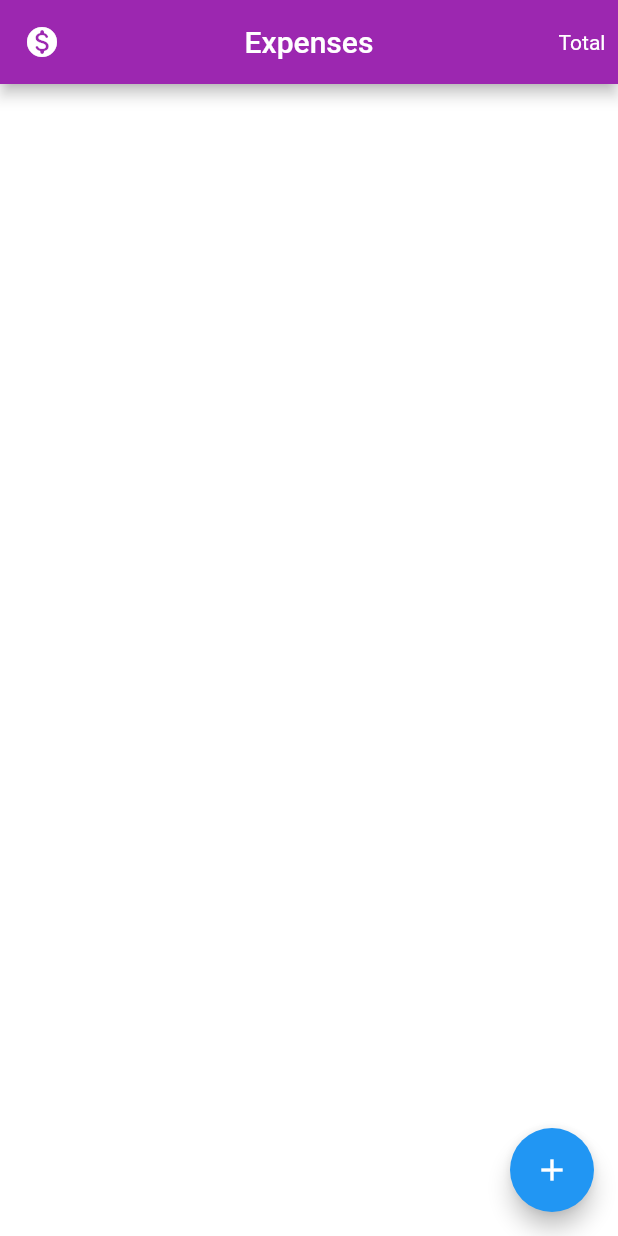
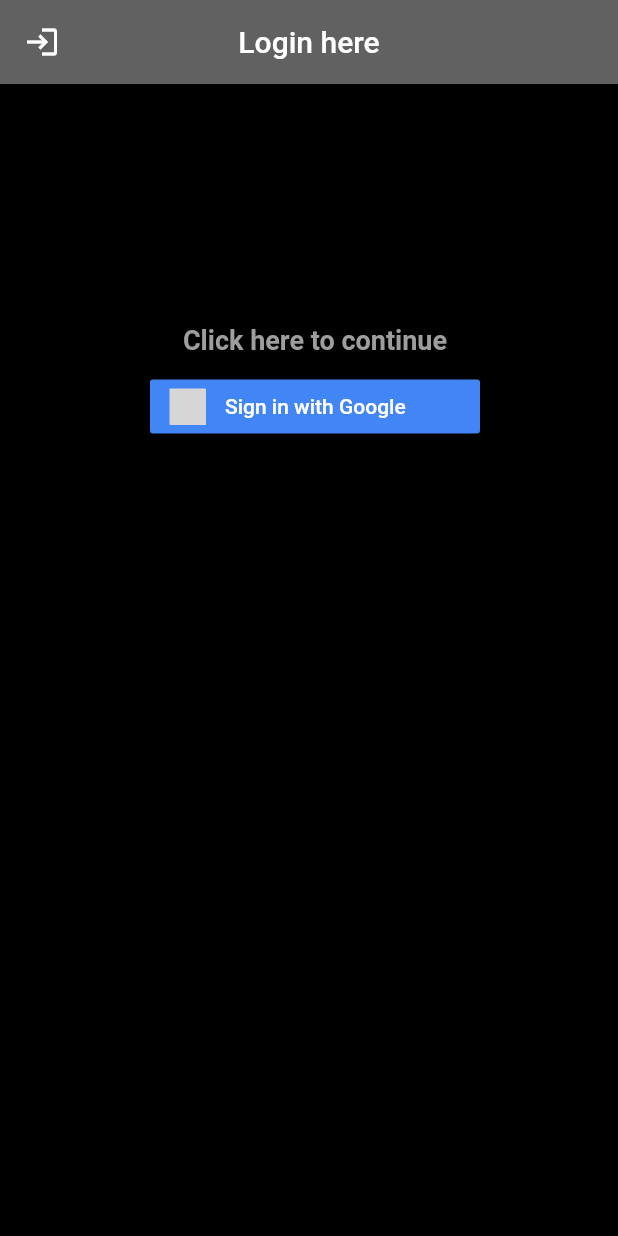
Before and after one commit to saivishnu725/expenses, a Flutter app: the screen it shows after launch, on a phone screen of 412 x 824 dp. Run offline on Flutter 3.47's test engine with Material 2 defaults, Android fonts, the phone set to English and light mode, and no system bars; our stand-ins replace cloud_firestore, firebase_auth, firebase_core, flutter_signin_button, google_sign_in; accounts and stored records are empty; grey boxes are pictures that could not be loaded.

Commit message:
Added Login Screen

```diff
--- /dev/null
+++ b/lib/loginpage.dart
@@ -0,0 +1,77 @@
+import 'package:expenses/streampage.dart';
+import 'package:firebase_auth/firebase_auth.dart';
+import 'package:flutter/material.dart';
+import 'package:flutter_signin_button/button_view.dart';
+import 'package:flutter_signin_button/flutter_signin_button.dart';
+import 'package:google_sign_in/google_sign_in.dart';
+
+UserCredential userCredential;
+
+class LoginPage extends StatefulWidget {
+  const LoginPage({Key key}) : super(key: key);
+
+  @override
+  _LoginPageState createState() => _LoginPageState();
+}
+
+class _LoginPageState extends State<LoginPage> {
+  @override
+  Widget build(BuildContext context) {
+    return Scaffold(
+      appBar: AppBar(
+        centerTitle: true,
+        backgroundColor: Colors.grey[700],
+        title: Text("Login here"),
+        leading: Icon(Icons.login),
+      ),
+      backgroundColor: Colors.black,
+      body: Container(
+          child: Padding(
+        padding: const EdgeInsets.only(left: 8.0, top: 150.0),
+        child: Center(
+          child: Column(
+            children: [
+              Padding(
+                padding: EdgeInsets.all(10.0),
+                child: Text(
+                  "Click here to continue",
+                  style: TextStyle(
+                      color: Colors.grey,
+                      fontWeight: FontWeight.bold,
+                      fontSize: 18),
+                ),
+              ),
+              Padding(
+                padding: const EdgeInsets.only(left: 50.0, right: 50.0),
+                child: SignInButton(Buttons.GoogleDark, onPressed: () async {
+                  debugPrint("SignIn With Google");
+                  userCredential = await signInWithGoogle();
+                  Navigator.push(context, MaterialPageRoute(builder: (context) {
+                    return StreamPage();
+                  }));
+                }),
+              ),
+            ],
+          ),
+        ),
+      )),
+    );
+  }
+}
+
+void signOut() async {
+  GoogleSignIn().signOut();
+}
+
+Future<UserCredential> signInWithGoogle() async {
+  final GoogleSignInAccount googleSignInAccount = await GoogleSignIn().signIn();
+  final GoogleSignInAuthentication googleSignInAuthentication =
+      await googleSignInAccount.authentication;
+  final GoogleAuthCredential googleAuthCredential =
+      GoogleAuthProvider.credential(
+    accessToken: googleSignInAuthentication.accessToken,
+    idToken: googleSignInAuthentication.idToken,
+  );
+  // image = Image.network(userCredential.user.photoURL);
+  return await FirebaseAuth.instance.signInWithCredential(googleAuthCredential);
+}
--- a/lib/main.dart
+++ b/lib/main.dart
@@ -1,5 +1,6 @@
 // import 'package:expenses/addscreen.dart';
 // import 'test.dart';
+import 'package:expenses/loginpage.dart';
 import 'package:firebase_core/firebase_core.dart';
 import 'streampage.dart';
 import 'package:flutter/material.dart';
@@ -10,6 +11,6 @@ void main() async {
   runApp(MaterialApp(
     debugShowCheckedModeBanner: false,
     title: "Expenses",
-    home: StreamPage()
+    home: LoginPage()
   ));
 }
--- a/lib/streampage.dart
+++ b/lib/streampage.dart
@@ -1,3 +1,4 @@
+import 'package:expenses/loginpage.dart';
 import 'package:expenses/test.dart';
 
 import 'addscreen.dart';
@@ -43,7 +44,7 @@ class _StreamPageState extends State<StreamPage> {
         leading: Icon(Icons.monetization_on_rounded),
         actions: [
           IconButton(
-              icon: Text("Total"),
+              icon: Text(userCredential.user.displayName),
               onPressed: () {
                 showDialog(
                   context: context,
--- a/pubspec.yaml
+++ b/pubspec.yaml
@@ -24,6 +24,11 @@ dependencies:
   flutter:
     sdk: flutter
   cloud_firestore: ^0.14.2
+  flutter_signin_button: ^1.1.0
+  firebase_auth: ^0.18.1+2
+  firebase_core: ^0.5.0+1
+  google_sign_in: ^4.5.5
+
   # The following adds the Cupertino Icons font to your application.
   # Use with the CupertinoIcons class for iOS style icons.
   cupertino_icons: ^1.0.0
```
Also changed, not shown: pubspec.lock.
